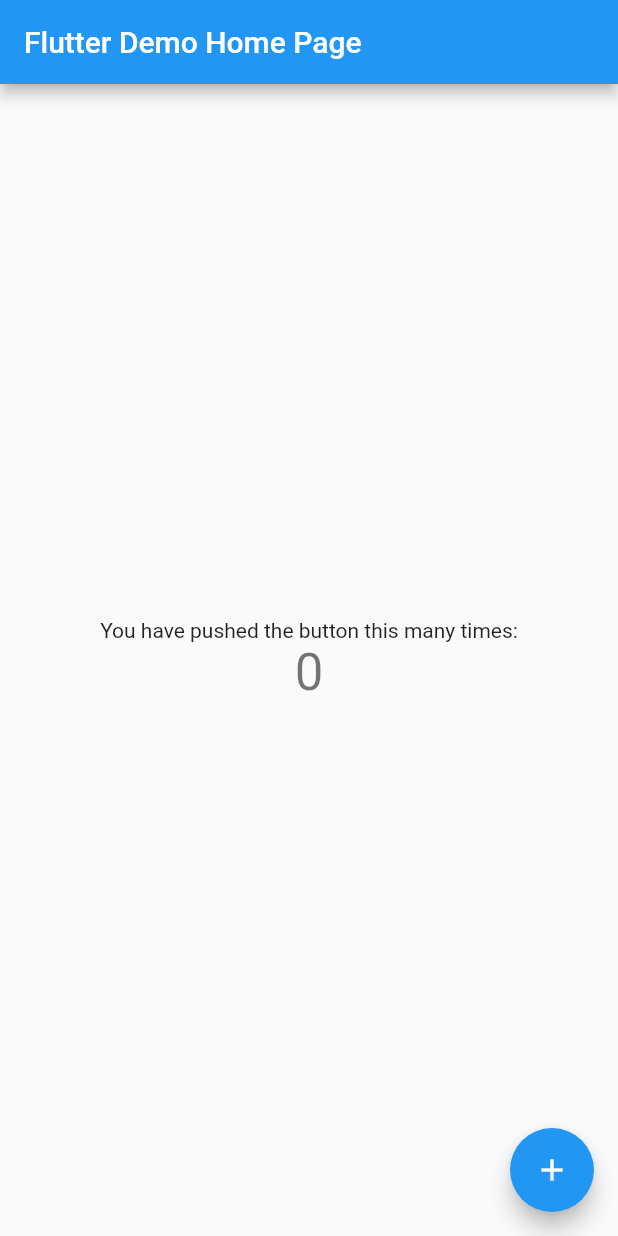
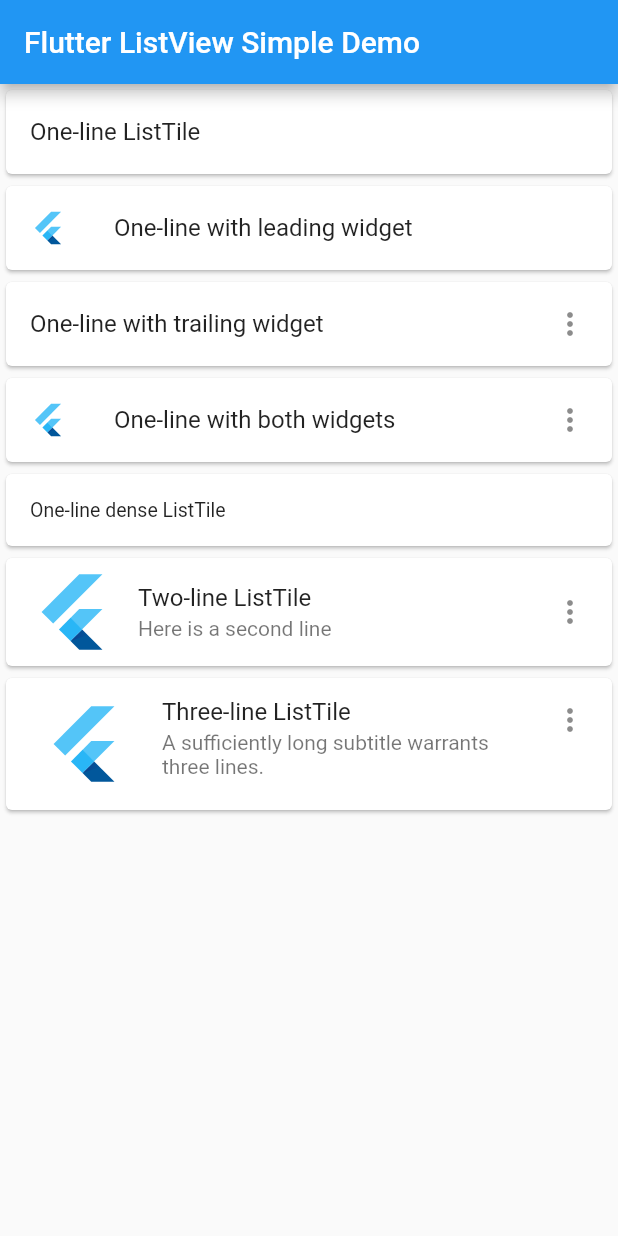
Before and after one commit to linmq/flutter-examples, a Flutter app: the screen it shows after launch, on a phone screen of 412 x 824 dp. Run offline on Flutter 3.47's test engine with Material 2 defaults, Android fonts, the phone set to English and light mode, and no system bars.

Commit message:
complete ListView example

```diff
--- a/list_view_simple/lib/main.dart
+++ b/list_view_simple/lib/main.dart
@@ -20,7 +20,7 @@
         // is not restarted.
         primarySwatch: Colors.blue,
       ),
-      home: MyHomePage(title: 'Flutter Demo Home Page'),
+      home: MyHomePage(title: 'Flutter ListView Simple Demo'),
     );
   }
 }
@@ -74,38 +74,56 @@
       body: Center(
         // Center is a layout widget. It takes a single child and positions it
         // in the middle of the parent.
-        child: Column(
-          // Column is also a layout widget. It takes a list of children and
-          // arranges them vertically. By default, it sizes itself to fit its
-          // children horizontally, and tries to be as tall as its parent.
-          //
-          // Invoke "debug painting" (press "p" in the console, choose the
-          // "Toggle Debug Paint" action from the Flutter Inspector in Android
-          // Studio, or the "Toggle Debug Paint" command in Visual Studio Code)
-          // to see the wireframe for each widget.
-          //
-          // Column has various properties to control how it sizes itself and
-          // how it positions its children. Here we use mainAxisAlignment to
-          // center the children vertically; the main axis here is the vertical
-          // axis because Columns are vertical (the cross axis would be
-          // horizontal).
-          mainAxisAlignment: MainAxisAlignment.center,
-          children: <Widget>[
-            Text(
-              'You have pushed the button this many times:',
+        child: ListView(
+          children: const <Widget>[
+            Card(child: ListTile(title: Text('One-line ListTile'))),
+            Card(
+              child: ListTile(
+                leading: FlutterLogo(),
+                title: Text('One-line with leading widget'),
+              ),
             ),
-            Text(
-              '$_counter',
-              style: Theme.of(context).textTheme.display1,
+            Card(
+              child: ListTile(
+                title: Text('One-line with trailing widget'),
+                trailing: Icon(Icons.more_vert),
+              ),
+            ),
+            Card(
+              child: ListTile(
+                leading: FlutterLogo(),
+                title: Text('One-line with both widgets'),
+                trailing: Icon(Icons.more_vert),
+              ),
+            ),
+            Card(
+              child: ListTile(
+                title: Text('One-line dense ListTile'),
+                dense: true,
+              ),
+            ),
+            Card(
+              child: ListTile(
+                leading: FlutterLogo(size: 56.0),
+                title: Text('Two-line ListTile'),
+                subtitle: Text('Here is a second line'),
+                trailing: Icon(Icons.more_vert),
+              ),
+            ),
+            Card(
+              child: ListTile(
+                leading: FlutterLogo(size: 72.0),
+                title: Text('Three-line ListTile'),
+                subtitle: Text(
+                  'A sufficiently long subtitle warrants three lines.'
+                ),
+                trailing: Icon(Icons.more_vert),
+                isThreeLine: true,
+              ),
             ),
           ],
-        ),
+        )
       ),
-      floatingActionButton: FloatingActionButton(
-        onPressed: _incrementCounter,
-        tooltip: 'Increment',
-        child: Icon(Icons.add),
-      ), // This trailing comma makes auto-formatting nicer for build methods.
     );
   }
 }
```
Also changed, not shown: 1 other file.
